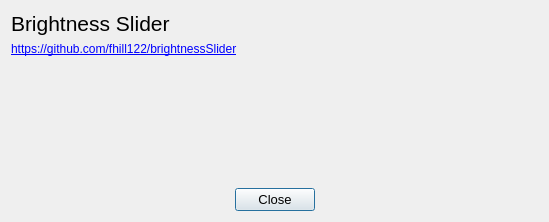
Before: the Qt Designer form ui/aboutwindow.ui in fhill122/brightnessSlider, drawn with Qt 5.
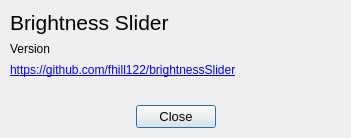
After: the same form once the commit is applied.

Patch:
```diff
--- a/ui/aboutwindow.ui
+++ b/ui/aboutwindow.ui
@@ -6,14 +6,29 @@
    <rect>
     <x>0</x>
     <y>0</y>
-    <width>549</width>
-    <height>222</height>
+    <width>351</width>
+    <height>132</height>
    </rect>
   </property>
   <property name="windowTitle">
    <string>About</string>
   </property>
   <layout class="QVBoxLayout" name="verticalLayout">
+   <property name="spacing">
+    <number>7</number>
+   </property>
+   <property name="leftMargin">
+    <number>10</number>
+   </property>
+   <property name="topMargin">
+    <number>10</number>
+   </property>
+   <property name="rightMargin">
+    <number>10</number>
+   </property>
+   <property name="bottomMargin">
+    <number>10</number>
+   </property>
    <item>
     <widget class="QLabel" name="Name">
      <property name="font">
@@ -30,6 +45,13 @@
      </property>
     </widget>
    </item>
+   <item>
+    <widget class="QLabel" name="l_version">
+     <property name="text">
+      <string>Version</string>
+     </property>
+    </widget>
+   </item>
    <item>
     <widget class="QLabel" name="url">
      <property name="font">
```
